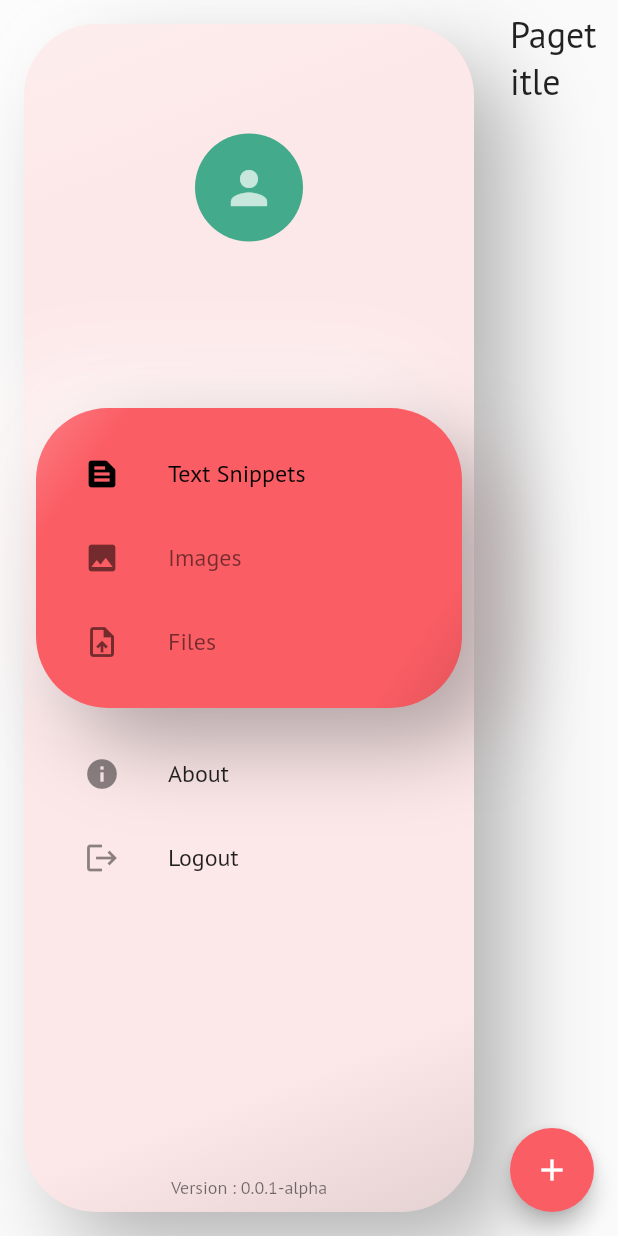
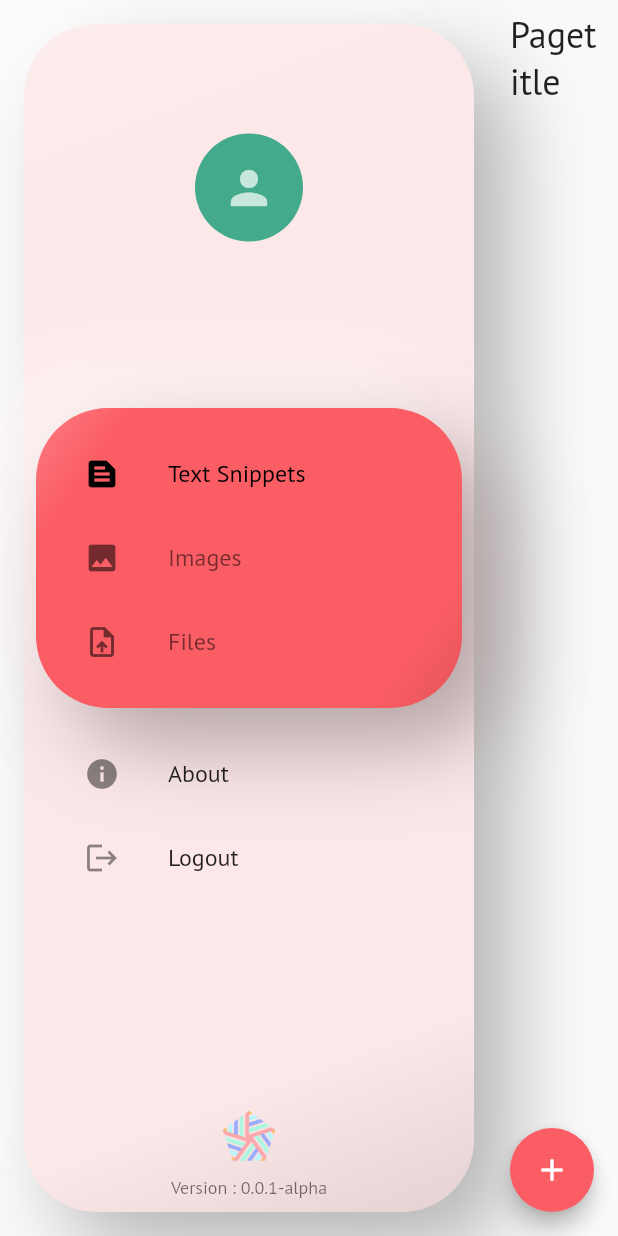
Before and after one commit to emem365/intertwined, a Flutter app: the HomePageWeb screen opened directly, on a phone screen of 412 x 824 dp. Run offline on Flutter 3.47's test engine with Material 2 defaults, Android fonts, the phone set to English and light mode, and no system bars; our stand-ins replace cached_network_image, cloud_firestore, firebase_auth, firebase_core, flutter_svg, google_fonts and 3 more; missing offline and left inert: github_sign_in; accounts and stored records are empty.

Commit message:
Adding App Logo to Drawer

```diff
--- a/lib/src/constants/assets.dart
+++ b/lib/src/constants/assets.dart
@@ -10,6 +10,7 @@ class Logos {
 
   String get github => '$path/github.png';
   String get google => '$path/google.png';
+  String get appLogo => '$path/intertwined-nobg.png';
 }
 
 class Illustrations {
--- a/lib/src/view/widgets/app_version.dart
+++ b/lib/src/view/widgets/app_version.dart
@@ -1,12 +1,19 @@
 import 'package:flutter/material.dart';
+import 'package:intertwined/src/constants/assets.dart';
 
 class AppVersion extends StatelessWidget {
   @override
   Widget build(BuildContext context) {
     return Padding(
       padding: const EdgeInsets.symmetric(horizontal: 24.0, vertical: 8.0),
-      child: Text('Version : 0.0.1-alpha',
-          style: Theme.of(context).textTheme.caption),
+      child: Column(
+        mainAxisSize: MainAxisSize.min,
+        children: [
+          Image.asset(Assets.logos.appLogo, width: 50,),
+          Text('Version : 0.0.1-alpha',
+              style: Theme.of(context).textTheme.caption),
+        ],
+      ),
     );
   }
 }
```
